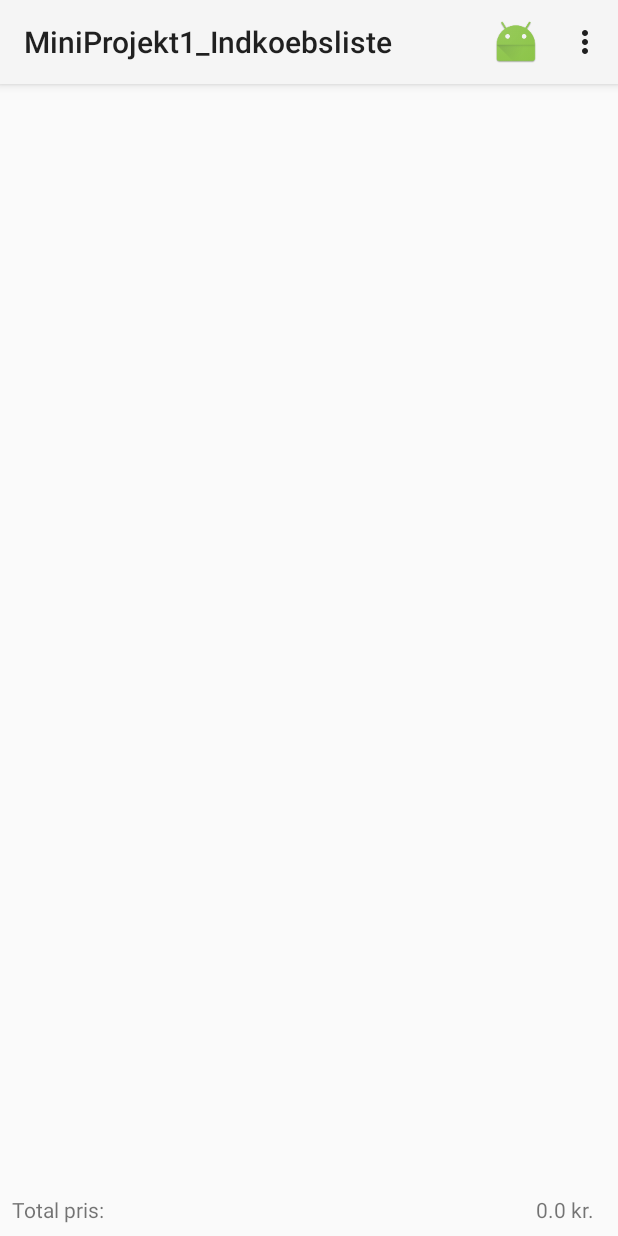
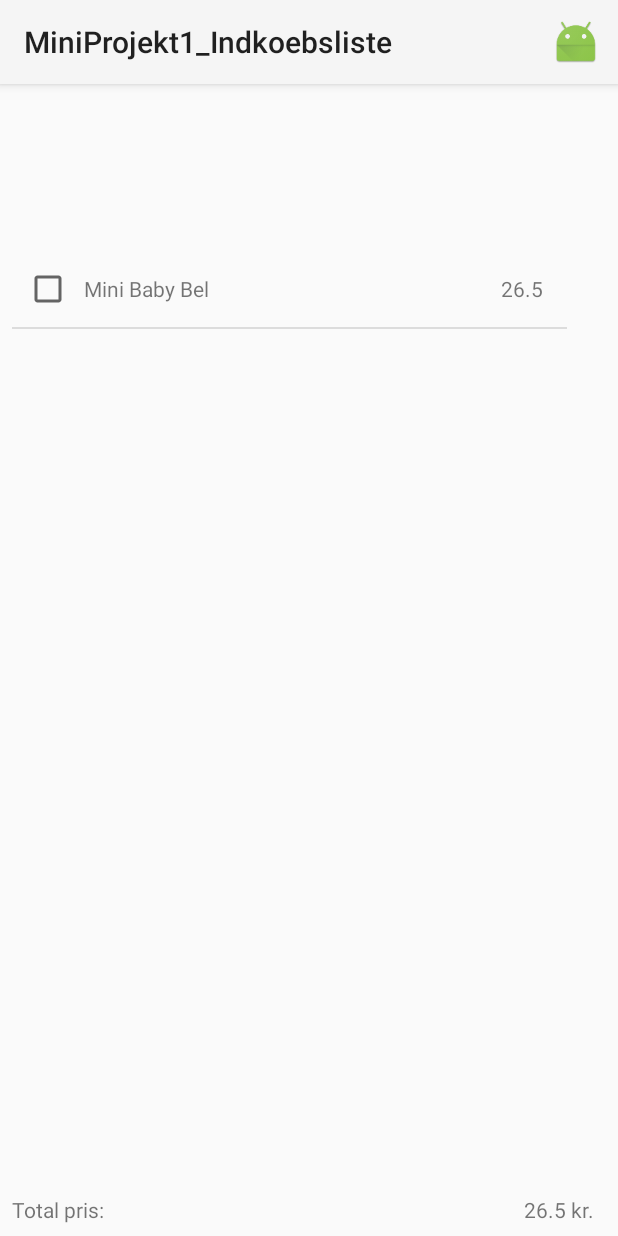
Before and after one commit to Tuxzombie/MiniProjekt1_Indkoebsliste1, an Android app: the screen it shows after launch (MainActivity), on a phone screen of 412 x 824 dp. Run offline under Robolectric (Android 15) with nearby library versions, the phone set to English and light mode, and no system bars.

```diff
--- a/app/src/main/java/com/example/tuxzo/miniprojekt1_indkoebsliste/ButikActivity.java
+++ b/app/src/main/java/com/example/tuxzo/miniprojekt1_indkoebsliste/ButikActivity.java
@@ -27,7 +27,7 @@ public class ButikActivity extends AppCompatActivity {
         super.onCreate(savedInstanceState);
         setContentView(R.layout.activity_butik);
 
-        getSupportActionBar().setTitle("Liste Over Butikker");
+//        getSupportActionBar().setTitle("Liste Over Butikker");
 
         listView = (ListView) findViewById(R.id.listButikker);
 
--- a/app/src/main/java/com/example/tuxzo/miniprojekt1_indkoebsliste/DatabaseHelper.java
+++ b/app/src/main/java/com/example/tuxzo/miniprojekt1_indkoebsliste/DatabaseHelper.java
@@ -55,9 +55,8 @@ public class DatabaseHelper extends SQLiteOpenHelper {
             //TODO: Skal der være mere end en vare og om checkboksen er vinget af?
             db.execSQL("CREATE TABLE INDKOEBSLISTE (_id INTEGER PRIMARY KEY AUTOINCREMENT, "
                     + "VARE_ID INTEGER, "
+                    + "ANTAL INTEGER, "
                     + "ISCHECKED INTEGER);");
-
-
 
     }
 }
--- a/app/src/main/java/com/example/tuxzo/miniprojekt1_indkoebsliste/Storage.java
+++ b/app/src/main/java/com/example/tuxzo/miniprojekt1_indkoebsliste/Storage.java
@@ -108,10 +108,10 @@ public class Storage {
     {
         return db.query("VARE",null,"BUTIK_ID = ?",new String[] {butiksId + ""},null,null,null);
     }
-//
+
     public static Vare getVare(int _id)
     {
-        Cursor vareCursor = db.query("BUTIK",
+        Cursor vareCursor = db.query("VARE",
                 new String[]{"NAME", "NORMALPRIS", "MAENGDE", "BUTIK_ID"},
                 "_id=?",
                 new String[]{""+_id},
@@ -122,7 +122,6 @@ public class Storage {
                 vareCursor.getInt(vareCursor.getColumnIndex("MAENGDE")), _id);
        return vare;
     }
-//
 
     public static void addVare(Vare vare) {
         ContentValues vareValues = new ContentValues();
@@ -175,6 +174,6 @@ public class Storage {
     }
 
     public static void removeVareFraIndkoebsliste(int id) {
-        db.delete("INDKOEBSLISTE", "_id =" + id, null);
+        db.delete("INDKOEBSLISTE", "VARE_ID =" + id, null);
     }
 }
--- a/app/src/main/java/com/example/tuxzo/miniprojekt1_indkoebsliste/VarerActivity.java
+++ b/app/src/main/java/com/example/tuxzo/miniprojekt1_indkoebsliste/VarerActivity.java
@@ -31,8 +31,8 @@ public class VarerActivity extends AppCompatActivity {
 
         setContentView(R.layout.activity_varer);
         ActionBar actionBar = getSupportActionBar();
-        actionBar.setDisplayHomeAsUpEnabled(true);
-        actionBar.setTitle("Varer i " + Storage.getButik(butikId).getName());
+        // actionBar.setDisplayHomeAsUpEnabled(true);
+        // actionBar.setTitle("Varer i " + Storage.getButik(butikId).getName());
         storage.createVarer();
 
 
--- a/app/src/main/res/menu/toolbar_indkoebsliste.xml
+++ b/app/src/main/res/menu/toolbar_indkoebsliste.xml
@@ -5,10 +5,7 @@
     <item
         android:id="@+id/action_tilButik"
         android:icon="@mipmap/ic_launcher"
-        android:title="Til butik"
+        android:title="Gå til butikker"
         app:showAsAction="always"/>
 
-    <item android:id="@+id/action_mere"
-        android:title="Mere"
-        app:showAsAction="never"/>
 </menu>
```
Also changed, not shown: app/src/main/java/com/example/tuxzo/miniprojekt1_indkoebsliste/MainActivity.java (+4 -9 lines).
